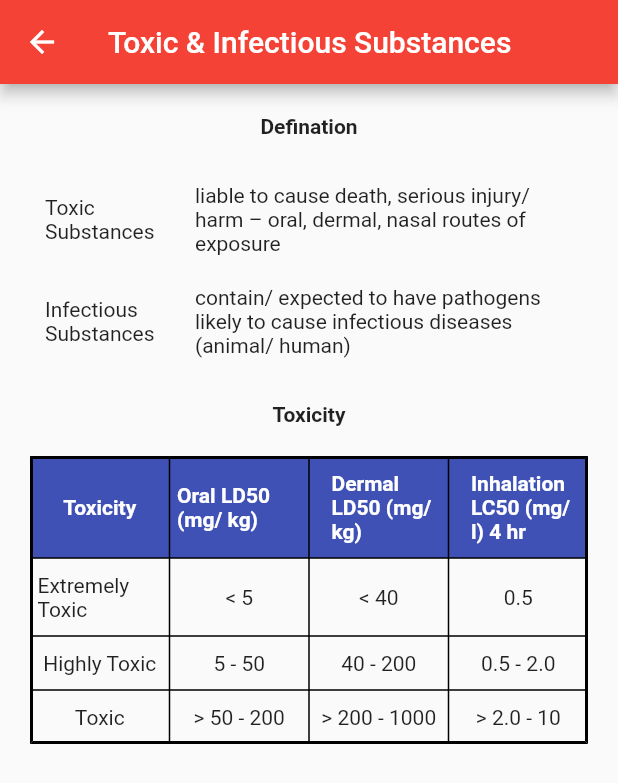
After one commit to mbariya/Plant_Safety_Manual_App, a Flutter app: the ToxicAndInfectious screen opened by its route, on a phone screen of 412 x 824 dp. The commit adds this screen. Shown: the top 783 px of the screen. Run offline on Flutter 3.47's test engine with Material 2 defaults, Android fonts, the phone set to English and light mode, and no system bars; our stand-ins replace dynamic_theme.

Commit message:
Toxic & infectious Substances added

```diff
--- /dev/null
+++ b/lib/Data/ToxicAndInfectious.dart
@@ -0,0 +1,217 @@
+import 'package:flutter/material.dart';
+
+class ToxicAndInfectious extends StatefulWidget {
+  @override
+  _ToxicAndInfectiousState createState() => _ToxicAndInfectiousState();
+}
+
+class _ToxicAndInfectiousState extends State<ToxicAndInfectious> {
+  @override
+  Widget build(BuildContext context) {
+    return new Scaffold(
+      appBar: new AppBar(
+        title: new Text('Toxic \& Infectious Substances'),
+      ),
+      body: new Container(
+        padding: new EdgeInsets.all(20.0),
+        child: new Column(
+          children: <Widget>[
+            Container(
+                child: new Text('Defination', style: new TextStyle(fontWeight: FontWeight.bold),),
+            ),
+            Padding(padding: EdgeInsets.all(10.0)),
+
+            Table(
+              defaultVerticalAlignment: TableCellVerticalAlignment.middle,
+              columnWidths:  const <int, TableColumnWidth> {
+                0: FixedColumnWidth(100.0),
+                //1: FixedColumnWidth(110.0),
+              },
+              children: [
+                TableRow(
+                  children: [
+                    new Center(
+                      child: Container(
+                        padding: new EdgeInsets.all(10.0),
+                        child: new Text('Toxic Substances'),
+                      ),
+                    ),
+                    new Center(
+                      child: Container(
+                        padding: new EdgeInsets.all(10.0),
+                        child: new Text('liable to cause death, serious injury/ harm – oral, dermal, nasal routes of exposure'),
+                      ),
+                    ),
+                  ]
+                ),
+                TableRow(
+                    children: [
+                      new Center(
+                        child: Container(
+                          padding: new EdgeInsets.all(10.0),
+                          child: new Text('Infectious Substances'),
+                        ),
+                      ),
+                      new Center(
+                        child: Container(
+                          padding: new EdgeInsets.all(10.0),
+                          child: new Text('contain/ expected to have pathogens likely to cause infectious diseases (animal/ human)'),
+                        ),
+                      ),
+                    ]
+                ),
+              ],
+            ),
+
+            Padding(padding: EdgeInsets.all(10.0)),
+
+            Container(
+              child: new Text('Toxicity', style: new TextStyle(fontWeight: FontWeight.bold),),
+            ),
+            Padding(padding: EdgeInsets.all(10.0)),
+
+            new Container(
+              child: new Table(
+                columnWidths:  const <int, TableColumnWidth> {
+                  //1: FixedColumnWidth(100.0),
+                  //2: FixedColumnWidth(80.0),
+                  //2: FixedColumnWidth(125.0),
+                },
+                defaultVerticalAlignment: TableCellVerticalAlignment.middle,
+                border: new TableBorder(
+                  right: BorderSide(width: 2.0),
+                  left: BorderSide(width: 2.0),
+                  top: BorderSide(width: 2.0),
+                  bottom: BorderSide(width: 2.0),
+                  horizontalInside: BorderSide(width: 1.0),
+                  verticalInside: BorderSide(width: 1.0),
+                ),
+                children: [
+                  new TableRow(
+                    decoration: new BoxDecoration(color: Colors.indigo,),
+                    children: [
+                      new Center(
+                        child: Container(
+                          padding: EdgeInsets.fromLTRB(5.0, 10.0, 5.0, 10.0),
+                          child: new Text("Toxicity",style: new TextStyle(color: Colors.white,fontWeight: FontWeight.bold),),
+                        ),
+                      ),
+                      new Center(
+                        child: Container(
+                          padding: EdgeInsets.fromLTRB(5.0, 10.0, 5.0, 10.0),
+                          child: new Text("Oral LD50 (mg/ kg)",style: new TextStyle(color: Colors.white,fontWeight: FontWeight.bold),),
+                        ),
+                      ),
+                      new Center(
+                        child: Container(
+                          padding: EdgeInsets.fromLTRB(15.0, 10.0, 5.0, 10.0),
+                          child: new Text("Dermal LD50 (mg/ kg)",style: new TextStyle(color: Colors.white,fontWeight: FontWeight.bold),),
+                        ),
+                      ),
+                      new Center(
+                        child: Container(
+                          padding: EdgeInsets.fromLTRB(15.0, 10.0, 5.0, 10.0),
+                          child: new Text("Inhalation LC50 (mg/ l) 4 hr ",style: new TextStyle(color: Colors.white,fontWeight: FontWeight.bold),),
+                        ),
+                      ),
+                    ],
+                  ),
+
+                  new TableRow(
+                    children: [
+                      new Center(
+                        child: Container(
+                          padding: EdgeInsets.fromLTRB(5.0, 10.0, 5.0, 10.0),
+                          child: new Text("Extremely Toxic"),
+                        ),
+                      ),
+                      new Center(
+                        child: Container(
+                          padding: EdgeInsets.fromLTRB(5.0, 10.0, 5.0, 10.0),
+                          child: new Text("< 5"),
+                        ),
+                      ),
+                      new Center(
+                        child: Container(
+                          padding: EdgeInsets.fromLTRB(5.0, 10.0, 5.0, 10.0),
+                          child: new Text("< 40"),
+                        ),
+                      ),
+                      new Center(
+                        child: Container(
+                          padding: EdgeInsets.fromLTRB(5.0, 10.0, 5.0, 10.0),
+                          child: new Text("0.5"),
+                        ),
+                      ),
+                    ],
+                  ),
+
+                  new TableRow(
+                    children: [
+                      new Center(
+                        child: Container(
+                          padding: EdgeInsets.fromLTRB(5.0, 10.0, 5.0, 10.0),
+                          child: new Text("Highly Toxic"),
+                        ),
+                      ),
+                      new Center(
+                        child: Container(
+                          padding: EdgeInsets.fromLTRB(5.0, 10.0, 5.0, 10.0),
+                          child: new Text("5 - 50"),
+                        ),
+                      ),
+                      new Center(
+                        child: Container(
+                          padding: EdgeInsets.fromLTRB(5.0, 10.0, 5.0, 10.0),
+                          child: new Text("40 - 200"),
+                        ),
+                      ),
+                      new Center(
+                        child: Container(
+                          padding: EdgeInsets.fromLTRB(5.0, 10.0, 5.0, 10.0),
+                          child: new Text("0.5 - 2.0"),
+                        ),
+                      ),
+                    ],
+                  ),
+
+                  new TableRow(
+                    children: [
+                      new Center(
+                        child: Container(
+                          padding: EdgeInsets.fromLTRB(5.0, 10.0, 5.0, 10.0),
+                          child: new Text("Toxic"),
+                        ),
+                      ),
+                      new Center(
+                        child: Container(
+                          padding: EdgeInsets.fromLTRB(5.0, 10.0, 5.0, 10.0),
+                          child: new Text("> 50 - 200"),
+                        ),
+                      ),
+                      new Center(
+                        child: Container(
+                          padding: EdgeInsets.fromLTRB(5.0, 10.0, 5.0, 10.0),
+                          child: new Text("> 200 - 1000"),
+                        ),
+                      ),
+                      new Center(
+                        child: Container(
+                          padding: EdgeInsets.fromLTRB(5.0, 10.0, 5.0, 10.0),
+                          child: new Text("> 2.0 - 10"),
+                        ),
+                      ),
+                    ],
+                  ),
+
+                ],
+              ),
+            ),
+
+          ],
+
+        ),
+      ),
+    );
+  }
+}
--- a/lib/homePageUI.dart
+++ b/lib/homePageUI.dart
@@ -11,7 +11,7 @@ class _MyHomePageState extends State<MyHomePage> {
     "5S Details",
     "Hazardous Area",
     "Flammability Classifications",
-    "Toxic and Infectious Substances",
+    "Toxic & Infectious Substances",
     "Classification of Fires",
     "Hearing Protectors",
     "TLV Value",
@@ -86,8 +86,8 @@ class _MyHomePageState extends State<MyHomePage> {
       case 'Flammability Classifications':
         Navigator.of(context).pushNamed("/FCPage");
         break;
-      case 'Toxic and Infectious Substances':
-        //Navigator.of(context).pushNamed("/TLVPage");
+      case 'Toxic & Infectious Substances':
+        Navigator.of(context).pushNamed("/ToxicAndInfectious");
         break;
       case 'Classification of Fires':
         //Navigator.of(context).pushNamed("/TLVPage");
--- a/lib/main.dart
+++ b/lib/main.dart
@@ -1,4 +1,5 @@
 import 'package:flutter/material.dart';
+import 'package:plantsafetymanual/Data/ToxicAndInfectious.dart';
 import 'package:plantsafetymanual/Data/confinedSpace.dart';
 import 'package:plantsafetymanual/Data/hazardousAreaDefination.dart';
 import 'homePageUI.dart';
@@ -30,6 +31,7 @@ class MyApp extends StatelessWidget {
           "/TLVPage": (BuildContext context) => new TLV(),
           "/ConfinedSpace": (BuildContext context) => new ConfinedSpaceCriteria(),
           "/HazAreaDef": (BuildContext context) => new HazardousAreaDefination(),
+          "/ToxicAndInfectious": (BuildContext context) => new ToxicAndInfectious(),
 
         },
       ),
```
